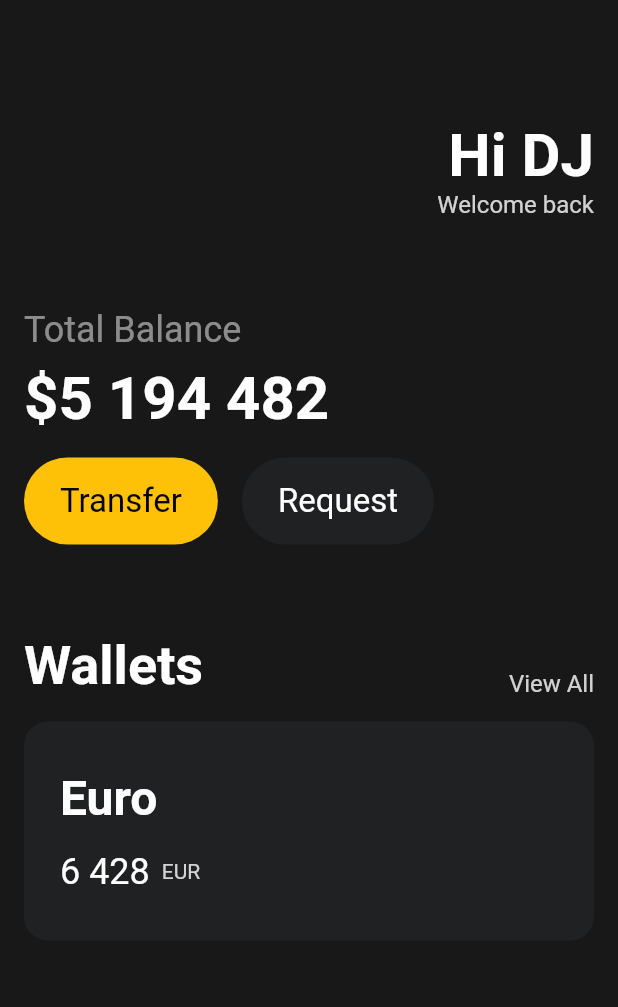
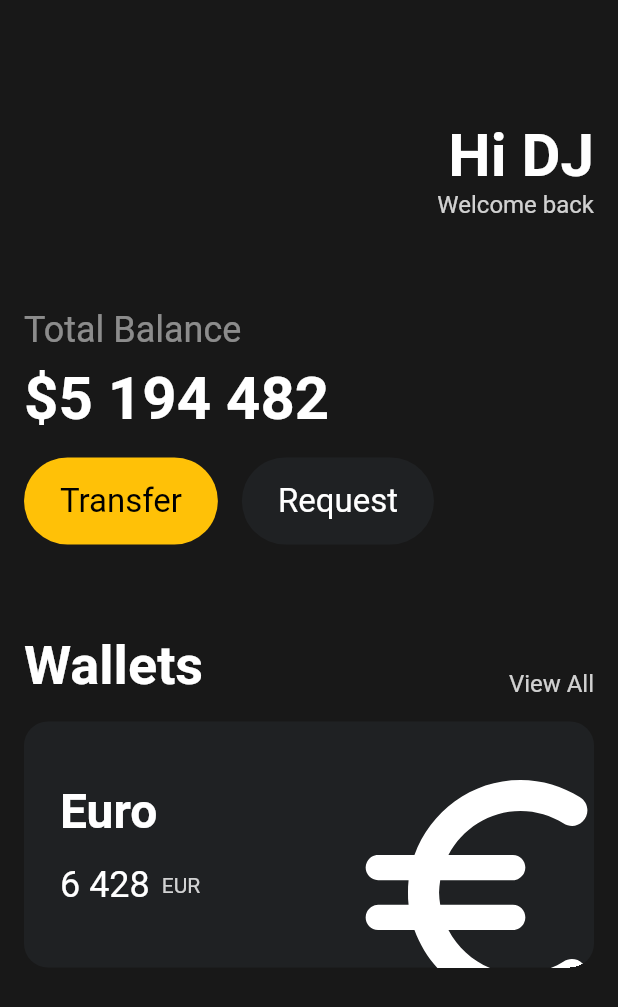
Before and after one commit to dunz/toonflix, a Flutter app: the screen it shows after launch, on a phone screen of 412 x 824 dp. Shown: the top 1007 px of the screen. Run offline on Flutter 3.47's test engine with Material 2 defaults, Android fonts, the phone set to English and light mode, and no system bars.

Commit message:
ui challenge 6 - Transform 활용

```diff
--- a/lib/main.dart
+++ b/lib/main.dart
@@ -114,11 +114,13 @@ class App extends StatelessWidget {
               Container(
                 padding:
                     const EdgeInsets.symmetric(horizontal: 24, vertical: 32),
+                clipBehavior: Clip.hardEdge,
                 decoration: BoxDecoration(
                   color: const Color(0xFF1F2123),
                   borderRadius: BorderRadius.circular(16),
                 ),
                 child: Row(
+                  mainAxisAlignment: MainAxisAlignment.spaceBetween,
                   children: [
                     Wrap(
                       direction: Axis.vertical,
@@ -152,6 +154,17 @@ class App extends StatelessWidget {
                           ],
                         )
                       ],
+                    ),
+                    Transform.scale(
+                      scale: 2,
+                      child: Transform.translate(
+                        offset: const Offset(0, 16),
+                        child: const Icon(
+                          Icons.euro_rounded,
+                          color: Colors.white,
+                          size: 100,
+                        ),
+                      ),
                     )
                   ],
                 ),
```
